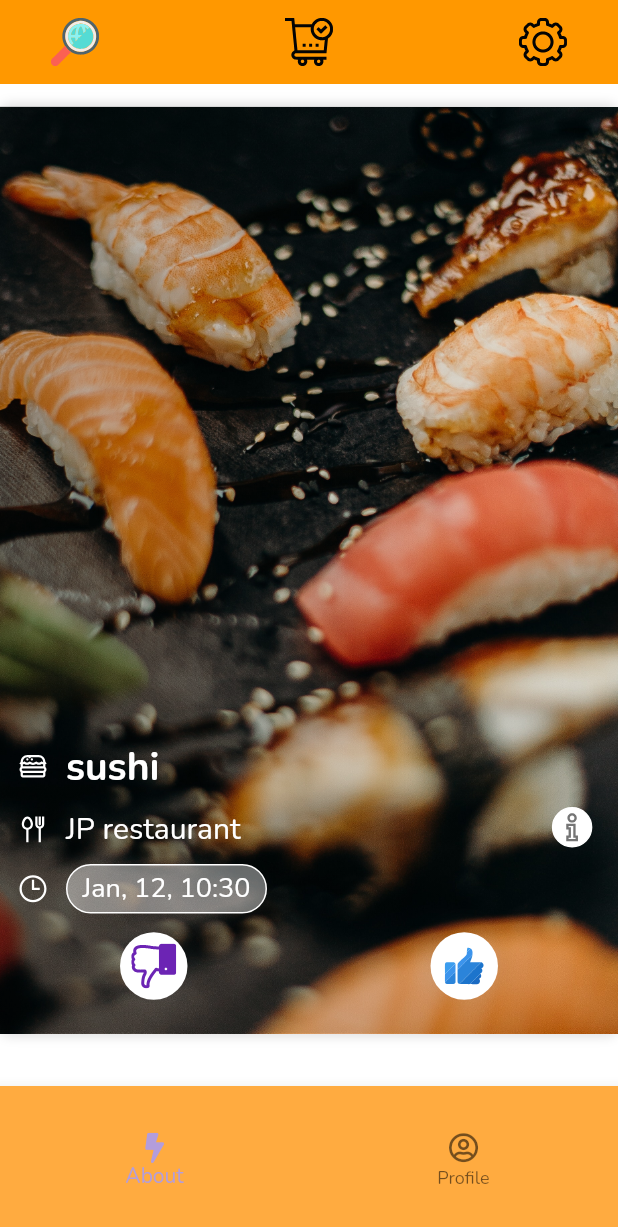
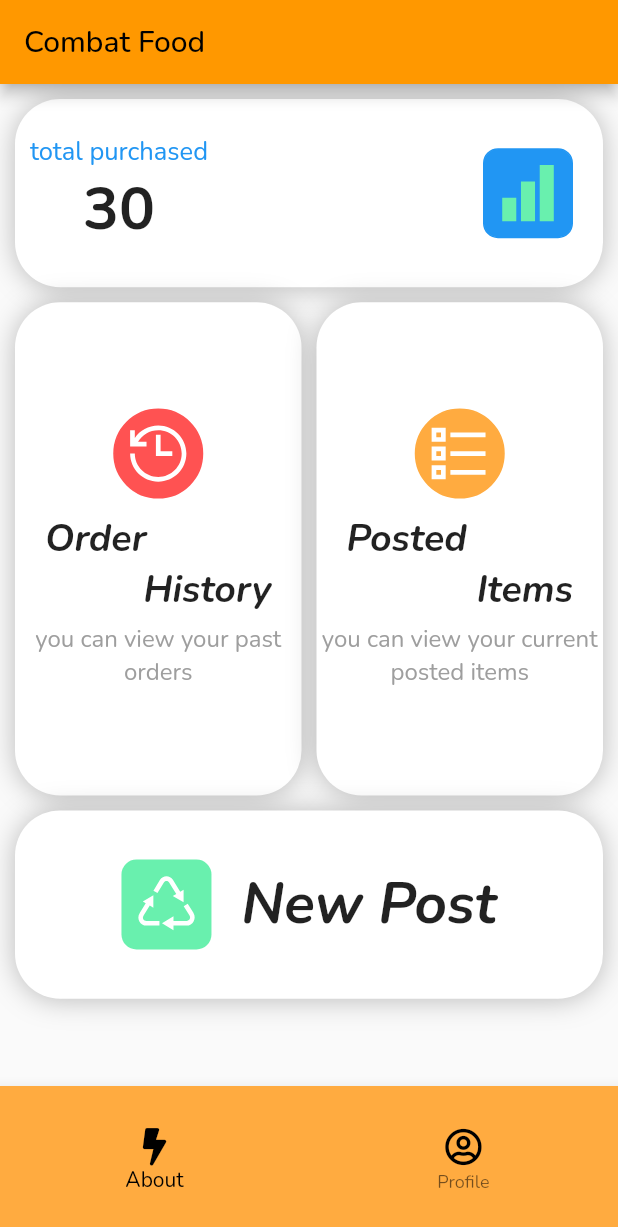
Before and after one commit to sawamotokai/combat-food, a Flutter app: the screen it shows once a user with an empty profile is signed in, on a phone screen of 412 x 824 dp. Shown: the top 1227 px of the screen. Run offline on Flutter 3.47's test engine with Material 2 defaults, Android fonts, the phone set to English and light mode, and no system bars; drawn by our look-alikes of flutter_tindercard, modal_progress_hud_nsn; our stand-ins replace firebase_auth, firebase_core, flutter_svg, font_awesome_flutter, google_fonts, line_icons; accounts and stored records are empty; generated files the repository leaves out were written again.

Commit message:
added history and posted items page

```diff
--- a/lib/screens/home/home.dart
+++ b/lib/screens/home/home.dart
@@ -1,3 +1,4 @@
+import 'package:combat_food/screens/owner/dashboard.dart';
 import 'package:flutter/material.dart';
 import 'package:combat_food/services/auth.dart';
 import 'package:combat_food/screens/login/login.dart';
@@ -18,7 +19,7 @@ class HomeScreen extends StatelessWidget {
             return const Text('error');
           }
           if (snapshot.hasData) {
-            return SwipeScreen();
+            return Dashboard();
           }
           return const LoginScreen();
         });
--- /dev/null
+++ b/lib/screens/owner/dashboard.dart
@@ -0,0 +1,332 @@
+import 'package:combat_food/screens/owner/order_history.dart';
+import 'package:combat_food/screens/owner/posted_items.dart';
+import 'package:combat_food/shared/bottom-nav.dart';
+import 'package:flutter/material.dart';
+import 'package:line_icons/line_icons.dart';
+
+class Dashboard extends StatefulWidget {
+  const Dashboard({Key? key}) : super(key: key);
+
+  @override
+  _DashboardState createState() => _DashboardState();
+}
+
+class _DashboardState extends State<Dashboard> {
+  @override
+  Widget build(BuildContext context) {
+    Size size = MediaQuery.of(context).size;
+
+    return Scaffold(
+      appBar: AppBar(
+        title: const Text('Combat Food'),
+        automaticallyImplyLeading: false,
+      ),
+      body: Padding(
+        padding: const EdgeInsets.all(5),
+        child: Container(
+          height: size.height * 0.74,
+          child: Column(
+            crossAxisAlignment: CrossAxisAlignment.stretch,
+            children: [
+              const Expanded(
+                flex: 2,
+                child: Padding(
+                  padding: EdgeInsets.all(5.0),
+                  child: DashboardTop(),
+                ),
+              ),
+              Expanded(
+                flex: 5,
+                child: Row(
+                  children: [
+                    Expanded(
+                      child: Padding(
+                        padding: EdgeInsets.all(5.0),
+                        child: GestureDetector(
+                          onTap: () {
+                            Navigator.push(
+                              context,
+                              MaterialPageRoute(
+                                  builder: (context) => OrderHistory()),
+                            );
+                          },
+                          child: const DashboardMiddle(
+                            title1: 'Order',
+                            title2: 'History',
+                            desc: 'you can view your past orders',
+                            iconBackColor: Colors.redAccent,
+                            iconColor: Colors.white,
+                            icondata: LineIcons.history,
+                          ),
+                        ),
+                      ),
+                    ),
+                    Expanded(
+                      child: Padding(
+                        padding: EdgeInsets.all(5.0),
+                        child: GestureDetector(
+                          onTap: () {
+                            Navigator.push(
+                              context,
+                              MaterialPageRoute(
+                                builder: (context) => PostedItems(),
+                              ),
+                            );
+                          },
+                          child: const DashboardMiddle(
+                            title1: 'Posted',
+                            title2: 'Items',
+                            desc: 'you can view your current posted items',
+                            iconBackColor: Colors.orangeAccent,
+                            iconColor: Colors.white,
+                            icondata: LineIcons.list,
+                          ),
+                        ),
+                      ),
+                    ),
+                  ],
+                ),
+              ),
+              const Expanded(
+                flex: 2,
+                child: Padding(
+                  padding: const EdgeInsets.all(5),
+                  child: DashboardBottom(),
+                ),
+              ),
+            ],
+          ),
+        ),
+      ),
+      bottomSheet: BottomNavBar(),
+    );
+  }
+}
+
+class DashboardBottom extends StatelessWidget {
+  const DashboardBottom({
+    Key? key,
+  }) : super(key: key);
+
+  @override
+  Widget build(BuildContext context) {
+    return Container(
+      decoration: BoxDecoration(
+        color: Colors.white,
+        borderRadius: BorderRadius.circular(30),
+        boxShadow: const [
+          BoxShadow(
+            color: Colors.black26,
+            blurRadius: 15,
+            offset: Offset(0, 0.75), // changes position of shadow
+          ),
+        ],
+      ),
+      child: Row(
+        mainAxisAlignment: MainAxisAlignment.center,
+        children: [
+          Container(
+            width: 60,
+            height: 60,
+            decoration: BoxDecoration(
+              borderRadius: BorderRadius.circular(10),
+              color: Colors.greenAccent,
+            ),
+            child: const Icon(
+              LineIcons.recycle,
+              size: 50,
+              color: Colors.white,
+            ),
+          ),
+          const SizedBox(
+            width: 20,
+          ),
+          const Center(
+            child: Text(
+              'New Post',
+              style: TextStyle(
+                fontWeight: FontWeight.bold,
+                fontSize: 38,
+                fontStyle: FontStyle.italic,
+              ),
+              textAlign: TextAlign.center,
+            ),
+          ),
+        ],
+      ),
+    );
+  }
+}
+
+class DashboardTop extends StatelessWidget {
+  const DashboardTop({
+    Key? key,
+  }) : super(key: key);
+
+  @override
+  Widget build(BuildContext context) {
+    return Container(
+      child: Row(
+        mainAxisAlignment: MainAxisAlignment.spaceBetween,
+        children: [
+          Padding(
+            padding: const EdgeInsets.only(left: 10),
+            child: Container(
+              child: Column(
+                mainAxisAlignment: MainAxisAlignment.center,
+                children: const [
+                  Text(
+                    'total purchased',
+                    style: TextStyle(
+                      fontSize: 17,
+                      color: Colors.blue,
+                      fontWeight: FontWeight.w400,
+                    ),
+                  ),
+                  Text(
+                    '30',
+                    style: TextStyle(
+                      fontSize: 40,
+                      fontWeight: FontWeight.bold,
+                    ),
+                  ),
+                ],
+              ),
+            ),
+          ),
+          Padding(
+            padding: const EdgeInsets.only(
+              right: 20,
+            ),
+            child: Container(
+              width: 60,
+              height: 60,
+              decoration: BoxDecoration(
+                borderRadius: BorderRadius.circular(10),
+                border: Border.all(
+                  color: Colors.blue,
+                ),
+                color: Colors.blue,
+              ),
+              child: const Icon(
+                LineIcons.signal,
+                size: 50,
+                color: Colors.greenAccent,
+              ),
+            ),
+          ),
+        ],
+      ),
+      decoration: BoxDecoration(
+        color: Colors.white,
+        borderRadius: BorderRadius.circular(30),
+        boxShadow: const [
+          BoxShadow(
+            color: Colors.black26,
+            blurRadius: 15,
+            offset: Offset(0, 0.75), // changes position of shadow
+          ),
+        ],
+      ),
+    );
+  }
+}
+
+class DashboardMiddle extends StatelessWidget {
+  const DashboardMiddle({
+    required this.title1,
+    required this.title2,
+    required this.desc,
+    required this.iconColor,
+    required this.iconBackColor,
+    required this.icondata,
+  });
+
+  final String title1;
+  final String title2;
+  final String desc;
+  final Color iconColor;
+  final Color iconBackColor;
+  final IconData icondata;
+
+  @override
+  Widget build(BuildContext context) {
+    return Container(
+      decoration: BoxDecoration(
+        color: Colors.white,
+        borderRadius: BorderRadius.circular(30),
+        boxShadow: const [
+          BoxShadow(
+            color: Colors.black26,
+            blurRadius: 15,
+            offset: Offset(0, 0.75), // changes position of shadow
+          ),
+        ],
+      ),
+      child: Column(
+        mainAxisAlignment: MainAxisAlignment.center,
+        children: [
+          Container(
+            width: 60,
+            height: 60,
+            decoration: BoxDecoration(
+              borderRadius: BorderRadius.circular(30),
+              border: Border.all(color: iconBackColor),
+              color: iconBackColor,
+            ),
+            child: Icon(
+              icondata,
+              size: 50,
+              color: iconColor,
+            ),
+          ),
+          const SizedBox(
+            height: 10,
+          ),
+          Container(
+            width: double.infinity,
+            child: Padding(
+              padding: const EdgeInsets.only(left: 20),
+              child: Text(
+                title1,
+                style: const TextStyle(
+                  fontStyle: FontStyle.italic,
+                  fontSize: 25,
+                  fontWeight: FontWeight.bold,
+                ),
+                textAlign: TextAlign.start,
+              ),
+            ),
+          ),
+          Container(
+            width: double.infinity,
+            child: Padding(
+              padding: const EdgeInsets.only(
+                right: 20,
+              ),
+              child: Text(
+                title2,
+                style: const TextStyle(
+                  fontStyle: FontStyle.italic,
+                  fontSize: 25,
+                  fontWeight: FontWeight.bold,
+                ),
+                textAlign: TextAlign.end,
+              ),
+            ),
+          ),
+          const SizedBox(
+            height: 5,
+          ),
+          Text(
+            desc,
+            textAlign: TextAlign.center,
+            style: const TextStyle(
+              color: Colors.grey,
+            ),
+          ),
+        ],
+      ),
+    );
+  }
+}
--- a/lib/shared/bottom-nav.dart
+++ b/lib/shared/bottom-nav.dart
@@ -10,22 +10,33 @@ class BottomNavBar extends StatelessWidget {
       child: BottomNavigationBar(
           items: const <BottomNavigationBarItem>[
             BottomNavigationBarItem(
-                icon: Icon(FontAwesomeIcons.bolt, size: 20), label: 'About'),
+              icon: Icon(
+                FontAwesomeIcons.bolt,
+                size: 25,
+                color: Colors.black,
+              ),
+              label: 'About',
+            ),
             BottomNavigationBarItem(
-                icon: Icon(FontAwesomeIcons.userCircle, size: 20),
-                label: 'Profile'),
+              icon: Icon(
+                FontAwesomeIcons.userCircle,
+                size: 25,
+                color: Colors.black,
+              ),
+              label: 'Profile',
+            ),
           ],
-          fixedColor: Colors.deepPurple[200],
+          fixedColor: Colors.black,
           backgroundColor: Colors.orangeAccent,
           onTap: (int index) {
             switch (index) {
               case 0:
+                Navigator.of(context).pushNamed('/about');
                 break;
               case 1:
-                Navigator.of(context).pushNamed('/about');
+                Navigator.of(context).pushNamed('/profile');
                 break;
               case 2:
-                Navigator.of(context).pushNamed('/profile');
                 break;
             }
           }),
```
Also changed, not shown: lib/screens/owner/order_history.dart (added, +52 -0 lines), lib/screens/owner/posted_items.dart (added, +81 -0 lines), lib/screens/owner/product_detail.dart (added, +23 -0 lines), lib/screens/swipe/likes_page.dart (+6 -1 lines), lib/screens/swipe/product_detail.dart (+1 -25 lines), lib/shared/detail_body.dart (added, +26 -0 lines), lib/shared/list_item.dart (+3 -10 lines), 1 other file.
